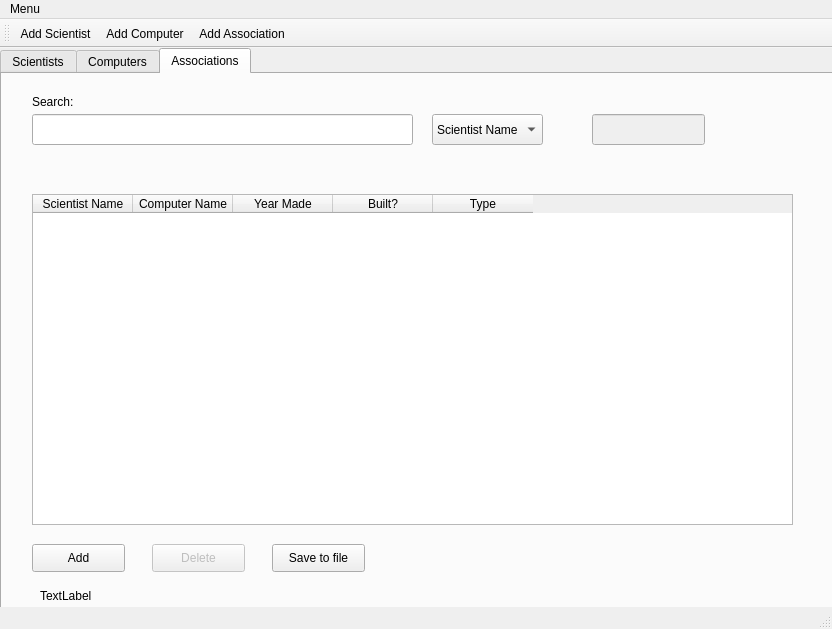
Qt form mainwindow.ui (marthagb/VLN1-Skil-3) before a commit.
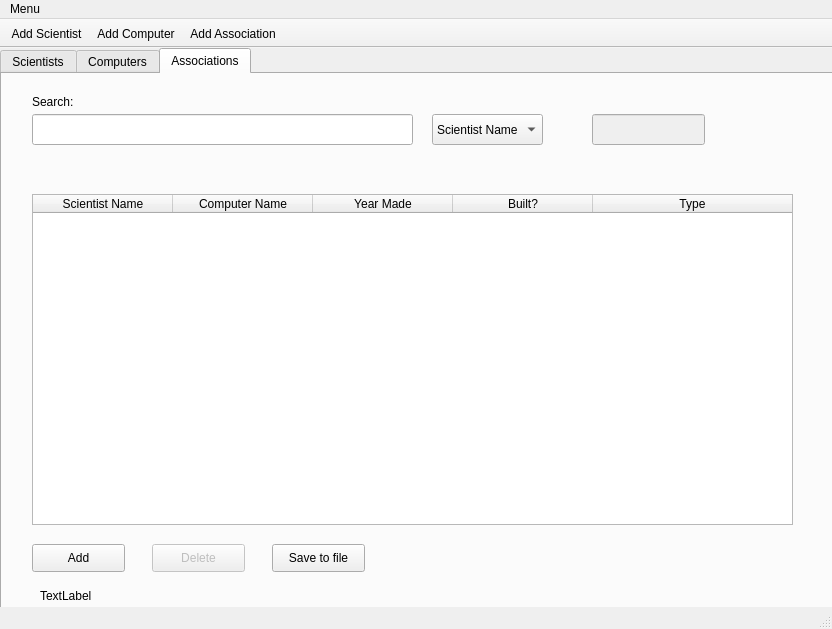
The same form after that commit. Icons and pictures are not drawn.

Commit message: laga taborder og header

Diff of the .ui file:
```diff
--- a/mainwindow.ui
+++ b/mainwindow.ui
@@ -23,6 +23,12 @@
       <height>571</height>
      </rect>
     </property>
+    <property name="sizePolicy">
+     <sizepolicy hsizetype="Ignored" vsizetype="Ignored">
+      <horstretch>0</horstretch>
+      <verstretch>0</verstretch>
+     </sizepolicy>
+    </property>
     <property name="accessibleName">
      <string/>
     </property>
@@ -35,6 +41,9 @@
     <property name="elideMode">
      <enum>Qt::ElideMiddle</enum>
     </property>
+    <property name="movable">
+     <bool>false</bool>
+    </property>
     <widget class="QWidget" name="scientistsTab">
      <attribute name="title">
       <string>Scientists</string>
@@ -468,6 +477,15 @@
       <property name="sortingEnabled">
        <bool>true</bool>
       </property>
+      <attribute name="horizontalHeaderDefaultSectionSize">
+       <number>140</number>
+      </attribute>
+      <attribute name="horizontalHeaderMinimumSectionSize">
+       <number>80</number>
+      </attribute>
+      <attribute name="horizontalHeaderStretchLastSection">
+       <bool>true</bool>
+      </attribute>
       <column>
        <property name="text">
         <string>Scientist Name</string>
@@ -644,6 +662,12 @@
    <addaction name="menuFile"/>
   </widget>
   <widget class="QToolBar" name="mainToolBar">
+   <property name="autoFillBackground">
+    <bool>false</bool>
+   </property>
+   <property name="movable">
+    <bool>false</bool>
+   </property>
    <attribute name="toolBarArea">
     <enum>TopToolBarArea</enum>
    </attribute>
```
Left out of the diff: 26 changed lines with no effect on the pictures. The commit also changes 12 other files.
